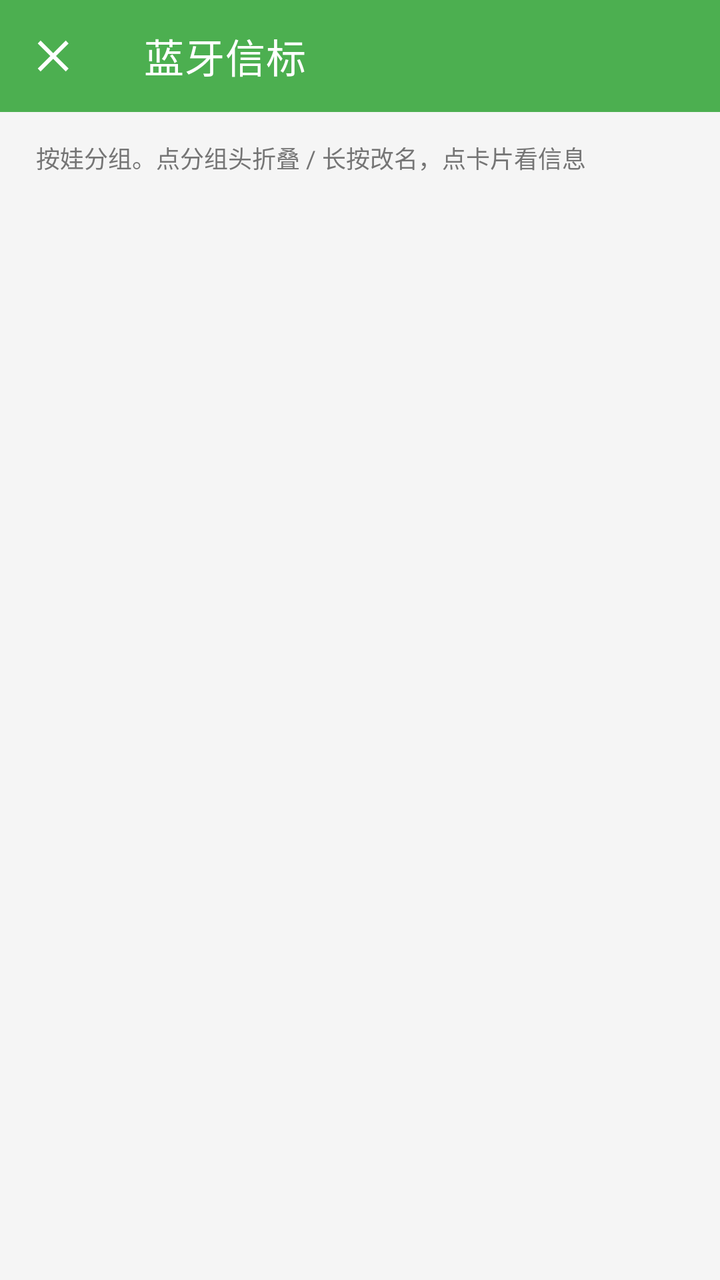
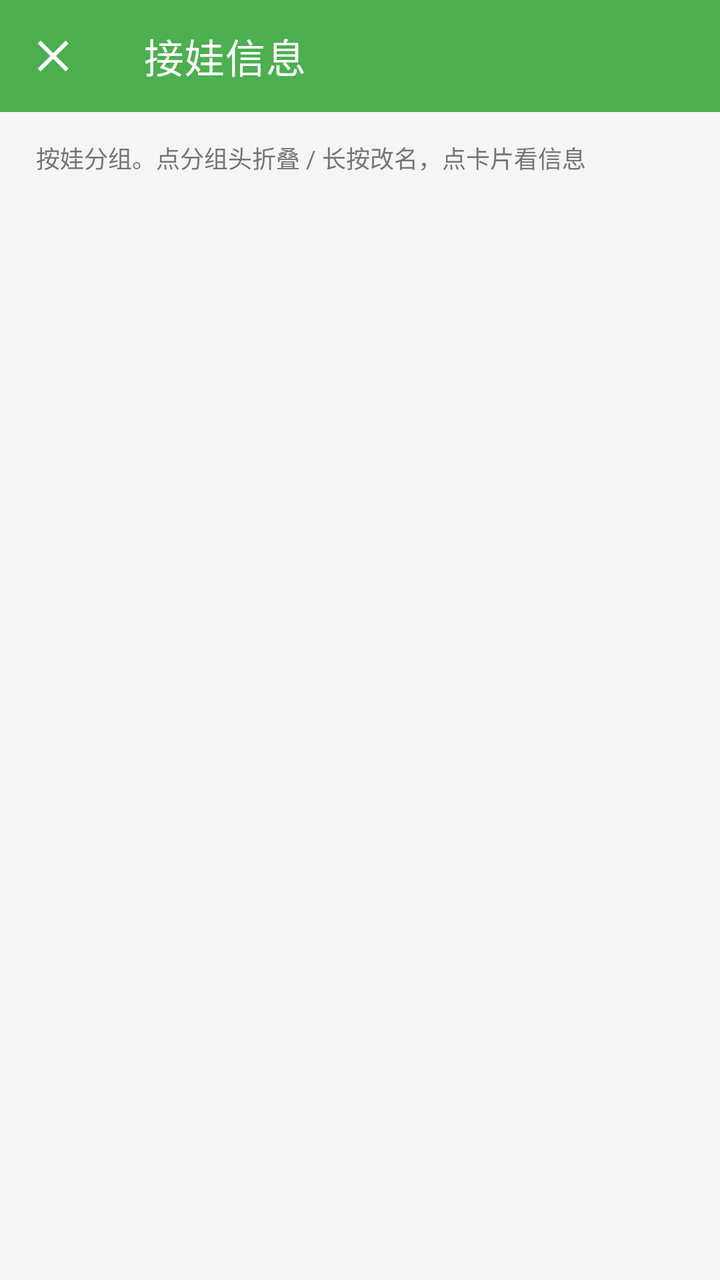

The first picture is an Android layout as it rendered before a commit; the second is the same layout after the commit. The layout source and the unified diff follow.
<!-- AndroidManifest.xml: application theme Theme.KidLink -->
<!-- res/layout/activity_beacon_manager.xml -->
<?xml version="1.0" encoding="utf-8"?>
<LinearLayout xmlns:android="http://schemas.android.com/apk/res/android"
    xmlns:app="http://schemas.android.com/apk/res-auto"
    android:layout_width="match_parent"
    android:layout_height="match_parent"
    android:orientation="vertical"
    android:background="@color/bg_main">

    <com.google.android.material.appbar.MaterialToolbar
        android:id="@+id/toolbar"
        android:layout_width="match_parent"
        android:layout_height="?attr/actionBarSize"
        android:background="@color/primary"
        app:navigationIcon="@drawable/ic_close"
        app:title="@string/beacon_manager_title"
        app:titleTextColor="@color/white" />

    <TextView
        android:layout_width="match_parent"
        android:layout_height="wrap_content"
        android:paddingStart="18dp"
        android:paddingEnd="18dp"
        android:paddingTop="14dp"
        android:paddingBottom="6dp"
        android:textSize="12sp"
        android:lineSpacingExtra="3dp"
        android:textColor="@color/text_secondary"
        android:text="@string/beacon_manager_hint" />

    <androidx.core.widget.NestedScrollView
        android:id="@+id/scroll_groups"
        android:layout_width="match_parent"
        android:layout_height="0dp"
        android:layout_weight="1"
        android:clipToPadding="false"
        android:paddingBottom="24dp"
        android:overScrollMode="never">

        <LinearLayout
            android:layout_width="match_parent"
            android:layout_height="wrap_content"
            android:orientation="vertical">

            
            <LinearLayout
                android:id="@+id/layout_groups"
                android:layout_width="match_parent"
                android:layout_height="wrap_content"
                android:orientation="vertical"
                android:paddingTop="4dp" />

            
            <LinearLayout
                android:id="@+id/layout_empty_add"
                android:layout_width="match_parent"
                android:layout_height="wrap_content"
                android:layout_marginStart="16dp"
                android:layout_marginEnd="16dp"
                android:layout_marginTop="10dp"
                android:background="@drawable/bg_tile_add"
                android:clickable="true"
                android:focusable="true"
                android:gravity="center"
                android:orientation="vertical"
                android:paddingTop="30dp"
                android:paddingBottom="30dp"
                android:visibility="gone">

                <ImageView
                    android:layout_width="36dp"
                    android:layout_height="36dp"
                    android:contentDescription="@string/child_new_title"
                    android:src="@drawable/ic_plus" />

                <TextView
                    android:id="@+id/txt_empty_title"
                    android:layout_width="wrap_content"
                    android:layout_height="wrap_content"
                    android:layout_marginTop="10dp"
                    android:text="@string/child_new_title"
                    android:textColor="@color/primary"
                    android:textSize="16sp"
                    android:textStyle="bold" />

                <TextView
                    android:id="@+id/txt_empty_hint"
                    android:layout_width="wrap_content"
                    android:layout_height="wrap_content"
                    android:layout_marginTop="4dp"
                    android:text="@string/child_add_hint"
                    android:textColor="@color/text_secondary"
                    android:textSize="12sp" />
            </LinearLayout>

            
            <TextView
                android:id="@+id/btn_new_child"
                android:layout_width="match_parent"
                android:layout_height="wrap_content"
                android:layout_marginStart="16dp"
                android:layout_marginEnd="16dp"
                android:layout_marginTop="10dp"
                android:background="?attr/selectableItemBackground"
                android:clickable="true"
                android:focusable="true"
                android:gravity="center"
                android:paddingTop="14dp"
                android:paddingBottom="14dp"
                android:text="@string/child_add"
                android:textColor="@color/primary"
                android:textSize="13sp"
                android:textStyle="bold"
                android:visibility="gone" />

            
            <LinearLayout
                android:id="@+id/layout_buy_tip"
                android:layout_width="match_parent"
                android:layout_height="wrap_content"
                android:orientation="vertical"
                android:background="?attr/selectableItemBackground"
                android:clickable="true"
                android:focusable="true"
                android:paddingStart="20dp"
                android:paddingEnd="20dp"
                android:paddingTop="12dp"
                android:paddingBottom="14dp"
                android:visibility="gone">

                <View
                    android:layout_width="match_parent"
                    android:layout_height="1dp"
                    android:layout_marginBottom="10dp"
                    android:background="@color/divider" />

                <TextView
                    android:layout_width="match_parent"
                    android:layout_height="wrap_content"
                    android:text="@string/buy_beacon_title"
                    android:textColor="@color/text_primary"
                    android:textSize="14sp" />

                <TextView
                    android:id="@+id/txt_buy_name"
                    android:layout_width="match_parent"
                    android:layout_height="wrap_content"
                    android:layout_marginTop="4dp"
                    android:lineSpacingExtra="2dp"
                    android:text="@string/buy_beacon_name"
                    android:textColor="@color/text_secondary"
                    android:textSize="12sp" />

                
                <TextView
                    android:id="@+id/txt_buy_proto"
                    android:layout_width="match_parent"
                    android:layout_height="wrap_content"
                    android:layout_marginTop="4dp"
                    android:background="?attr/selectableItemBackground"
                    android:clickable="true"
                    android:focusable="true"
                    android:paddingTop="4dp"
                    android:paddingBottom="4dp"
                    android:text="@string/buy_beacon_proto"
                    android:textColor="@color/warning"
                    android:textSize="12sp" />

                <TextView
                    android:layout_width="match_parent"
                    android:layout_height="wrap_content"
                    android:layout_marginTop="6dp"
                    android:text="@string/buy_beacon_action"
                    android:textColor="@color/primary"
                    android:textSize="13sp"
                    android:textStyle="bold" />
            </LinearLayout>

        </LinearLayout>
    </androidx.core.widget.NestedScrollView>

</LinearLayout>
<!-- resources referenced by this layout -->
<resources>
  <color name="bg_main">#FFF5F5F5</color>
  <color name="divider">#FFE0E0E0</color>
  <color name="primary">#FF4CAF50</color>
  <color name="text_primary">#FF212121</color>
  <color name="text_secondary">#FF757575</color>
  <color name="warning">#FFFF9800</color>
  <color name="white">#FFFFFFFF</color>
  <!-- drawable bg_tile_add (drawable) -->
  <?xml version="1.0" encoding="utf-8"?>
  <shape xmlns:android="http://schemas.android.com/apk/res/android" android:shape="rectangle">
      <solid android:color="#0A000000" />
      <corners android:radius="16dp" />
      <stroke
          android:width="2dp"
          android:color="@color/divider"
          android:dashWidth="8dp"
          android:dashGap="6dp" />
  </shape>
  <!-- drawable ic_close (drawable) -->
  <vector xmlns:android="http://schemas.android.com/apk/res/android"
      android:width="24dp" android:height="24dp"
      android:viewportWidth="24" android:viewportHeight="24"
      android:tint="@color/white">
      <path android:fillColor="@android:color/white"
          android:pathData="M18.3,5.71L12,12l6.3,6.29l-1.41,1.42L10.59,13.41L4.29,19.71L2.88,18.29L9.17,12L2.88,5.71L4.29,4.29L10.59,10.59L16.89,4.29z"/>
  </vector>
  <!-- drawable ic_plus (drawable) -->
  <vector xmlns:android="http://schemas.android.com/apk/res/android"
      android:width="28dp" android:height="28dp"
      android:viewportWidth="24" android:viewportHeight="24"
      android:tint="@color/text_secondary">
      <path android:fillColor="@android:color/white"
          android:pathData="M11,5h2v6h6v2h-6v6h-2v-6H5v-2h6z"/>
  </vector>
  <string name="beacon_manager_hint">按娃分组。点分组头折叠 / 长按改名，点卡片看信息</string>
  <string name="beacon_manager_title">蓝牙信标</string>
  <string name="buy_beacon_action">点这里去淘宝下单 ›</string>
  <string name="buy_beacon_name">大夏龙雀 iBeacon 基站 · 防水型</string>
  <string name="buy_beacon_proto">⚠ 只支持 iBeacon 协议 · 点这里看为什么</string>
  <string name="buy_beacon_title">还没有信标？可以先买这个</string>
  <string name="child_add">＋ 新建一个娃</string>
  <string name="child_add_hint">先建一个娃，信标才能归到 TA 名下</string>
  <string name="child_new_title">新建一个娃</string>
  <style name="Theme.KidLink" parent="Theme.MaterialComponents.Light.NoActionBar">
          <item name="colorPrimary">@color/primary</item>
          <item name="colorPrimaryDark">@color/primary_dark</item>
          <item name="colorAccent">@color/accent</item>
          <item name="android:windowBackground">@color/bg_main</item>
          <item name="android:statusBarColor">@color/primary_dark</item>
      </style>
  <color name="primary_dark">#FF388E3C</color>
  <color name="accent">#FFFFC107</color>
</resources>

<!-- the commit's change to res/layout/activity_beacon_manager.xml (unified diff, before → after) -->
@@ -93,24 +93,49 @@
             </LinearLayout>
 
             
-            <TextView
-                android:id="@+id/btn_new_child"
-                android:layout_width="match_parent"
-                android:layout_height="wrap_content"
-                android:layout_marginStart="16dp"
-                android:layout_marginEnd="16dp"
-                android:layout_marginTop="10dp"
-                android:background="?attr/selectableItemBackground"
-                android:clickable="true"
-                android:focusable="true"
-                android:gravity="center"
-                android:paddingTop="14dp"
-                android:paddingBottom="14dp"
-                android:text="@string/child_add"
-                android:textColor="@color/primary"
-                android:textSize="13sp"
-                android:textStyle="bold"
-                android:visibility="gone" />
+            <LinearLayout
+                android:layout_width="match_parent"
+                android:layout_height="wrap_content"
+                android:layout_marginStart="8dp"
+                android:layout_marginEnd="8dp"
+                android:layout_marginTop="6dp"
+                android:orientation="horizontal"
+                android:baselineAligned="false">
+
+                <TextView
+                    android:id="@+id/btn_new_child"
+                    android:layout_width="0dp"
+                    android:layout_height="wrap_content"
+                    android:layout_weight="1"
+                    android:background="?attr/selectableItemBackground"
+                    android:clickable="true"
+                    android:focusable="true"
+                    android:gravity="center"
+                    android:paddingTop="14dp"
+                    android:paddingBottom="14dp"
+                    android:text="@string/child_add"
+                    android:textColor="@color/primary"
+                    android:textSize="13sp"
+                    android:textStyle="bold"
+                    android:visibility="gone" />
+
+                <TextView
+                    android:id="@+id/btn_buy_beacon"
+                    android:layout_width="wrap_content"
+                    android:layout_height="wrap_content"
+                    android:background="?attr/selectableItemBackground"
+                    android:clickable="true"
+                    android:focusable="true"
+                    android:gravity="center"
+                    android:paddingStart="10dp"
+                    android:paddingEnd="14dp"
+                    android:paddingTop="14dp"
+                    android:paddingBottom="14dp"
+                    android:text="@string/buy_beacon_short"
+                    android:textColor="@color/text_secondary"
+                    android:textSize="13sp"
+                    android:visibility="gone" />
+            </LinearLayout>
 
             
             <LinearLayout
<!-- resource entries referenced after the edit -->
@@ -35,10 +35,11 @@
           android:pathData="M11,5h2v6h6v2h-6v6h-2v-6H5v-2h6z"/>
   </vector>
   <string name="beacon_manager_hint">按娃分组。点分组头折叠 / 长按改名，点卡片看信息</string>
-  <string name="beacon_manager_title">蓝牙信标</string>
-  <string name="buy_beacon_action">点这里去淘宝下单 ›</string>
+  <string name="beacon_manager_title">接娃信息</string>
+  <string name="buy_beacon_action">复制淘宝链接</string>
   <string name="buy_beacon_name">大夏龙雀 iBeacon 基站 · 防水型</string>
   <string name="buy_beacon_proto">⚠ 只支持 iBeacon 协议 · 点这里看为什么</string>
+  <string name="buy_beacon_short">购买信标</string>
   <string name="buy_beacon_title">还没有信标？可以先买这个</string>
   <string name="child_add">＋ 新建一个娃</string>
   <string name="child_add_hint">先建一个娃，信标才能归到 TA 名下</string>
